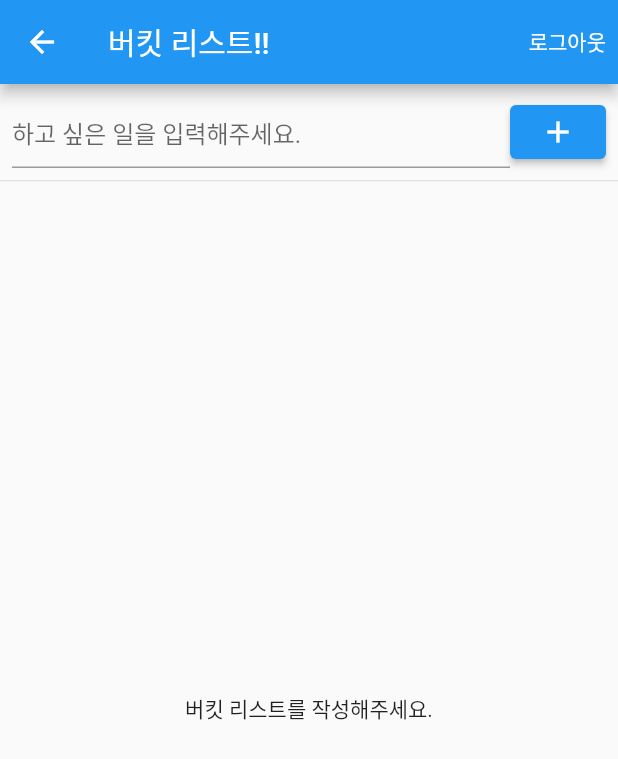
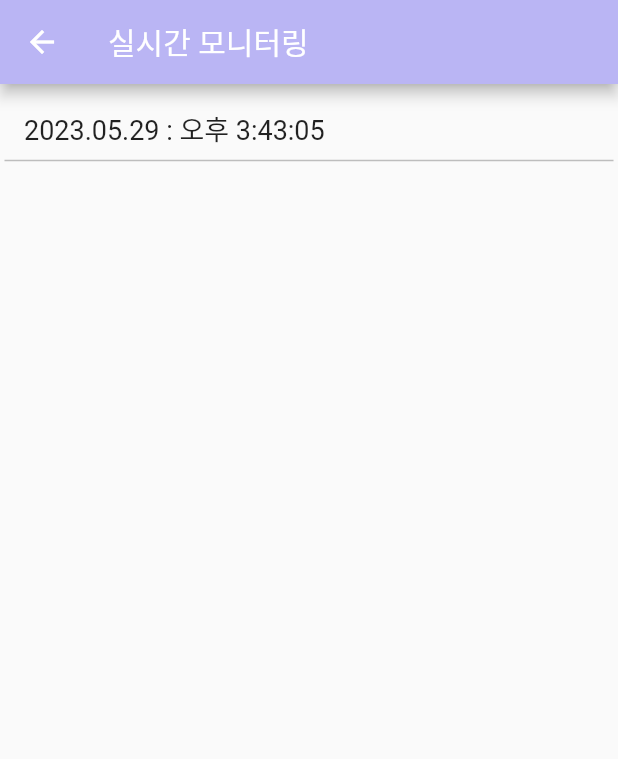
Before and after one commit to qqinjin/animal_serving_app, a Flutter app: the StartPage screen opened directly, after a tap on "실시간 탐지", on a phone screen of 412 x 824 dp. Shown: the top 759 px of the screen. Run offline on Flutter 3.47's test engine with Material 2 defaults, Android fonts, the phone set to English and light mode, and no system bars; our stand-ins replace cloud_firestore, firebase_auth, firebase_core, table_calendar; accounts and stored records are empty.

Commit message:
2023-05-29: dahye

```diff
--- /dev/null
+++ b/lib/Streamingpage.dart
@@ -0,0 +1,32 @@
+import 'package:flutter/material.dart';
+
+class StreamingPage extends StatelessWidget {
+  @override
+  Widget build(BuildContext context) {
+    return Scaffold(
+      appBar: AppBar(
+        backgroundColor: Color.fromARGB(255, 186, 181, 244),
+        title: Text('실시간 모니터링'),
+      ),
+      body: Column(
+        crossAxisAlignment: CrossAxisAlignment.start,
+        children: [
+          Padding(
+            padding: EdgeInsets.fromLTRB(16.0, 16.0, 16.0, 0.0),
+            child: Text(
+              '2023.05.29 : 오후 3:43:05',
+              style: TextStyle(fontSize: 18.0),
+            ),
+          ),
+          Divider(
+            thickness: 1.0,
+            color: Colors.grey[400],
+            indent: 3.0,
+            endIndent: 3.0,
+          ),
+
+        ],
+      ),
+    );
+  }
+}
--- a/lib/main.dart
+++ b/lib/main.dart
@@ -19,6 +19,7 @@ import 'State_Checkpage.dart';
 
 import 'animal_serving.dart';
 import 'animal_serving_service.dart';
+import 'Streamingpage.dart';
 // void main() {
 //   runApp(const MyApp());
 // }
@@ -99,7 +100,7 @@ class _StartPageState extends State<StartPage> {
               child: Text('실시간 탐지'),
               onPressed: () {
                 Navigator.push(
-                    context, MaterialPageRoute(builder: (_) => HomePage()));
+                    context, MaterialPageRoute(builder: (_) => StreamingPage()));
               }),
           ElevatedButton(
               child: Text('배식 / 건강상태'),
--- a/pubspec.yaml
+++ b/pubspec.yaml
@@ -41,6 +41,7 @@ dependencies:
   provider: ^6.0.5
   firebase_database: ^10.1.1
   table_calendar: ^3.0.0
+  flutter_charts: ^0.5.1
 
 dev_dependencies:
   flutter_test:
```
Also changed, not shown: lib/DistributePage.dart (added, +61 -0 lines), lib/HealthPage.dart (added, +19 -0 lines), lib/Pet_state_detail.dart (+23 -2 lines), pubspec.lock, 1 other file.
